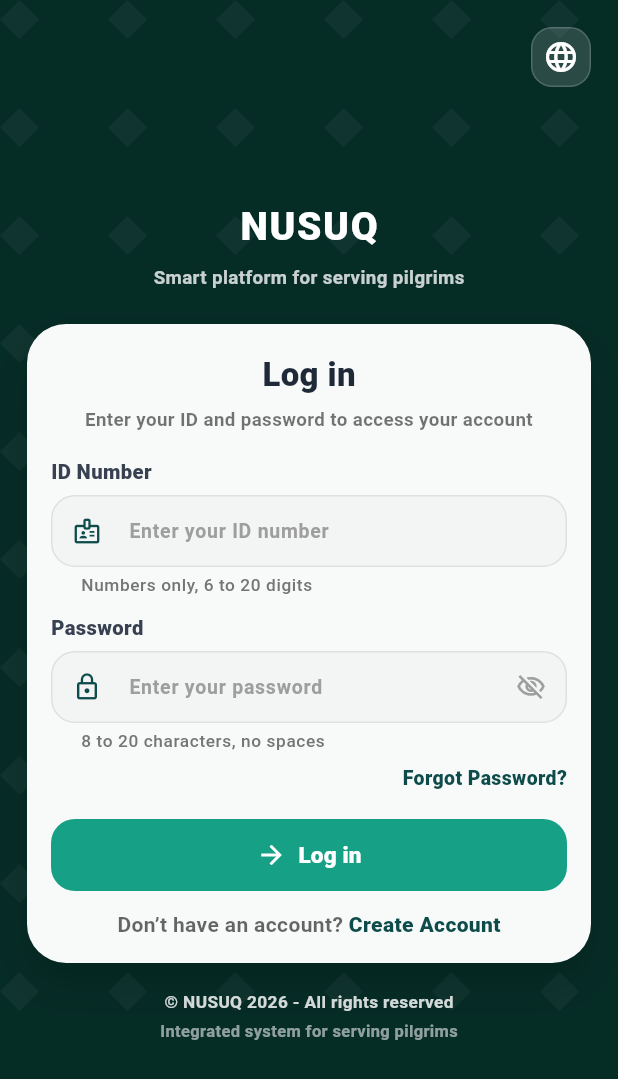
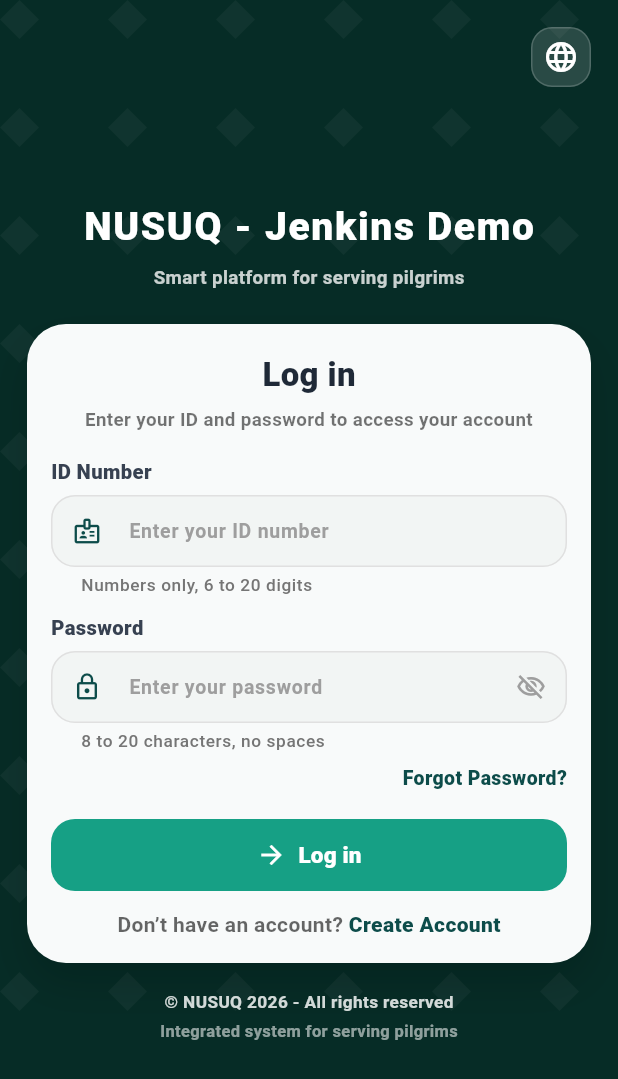
Before and after one commit to Raneem4792/Gradproject, a Flutter app: the LoginScreen screen opened by its route, on a phone screen of 412 x 824 dp. Shown: the top 1079 px of the screen. Run offline on Flutter 3.47's test engine with Material 3 defaults, Android fonts, the phone set to English and light mode, and no system bars; our stand-ins replace image_picker, shared_preferences; accounts and stored records are empty.

Commit message:
Update text from 'NUSUQ' to 'NUSUQ - Jenkins Demo'

```diff
--- a/nu/lib/pages/login_page.dart
+++ b/nu/lib/pages/login_page.dart
@@ -274,7 +274,7 @@ class _LoginScreenState extends State<LoginScreen> {
                       Column(
                         children: [
                           const Text(
-                            'NUSUQ',
+                            'NUSUQ - Jenkins Demo',
                             style: TextStyle(
                               color: Colors.white,
                               fontSize: 26,
```
